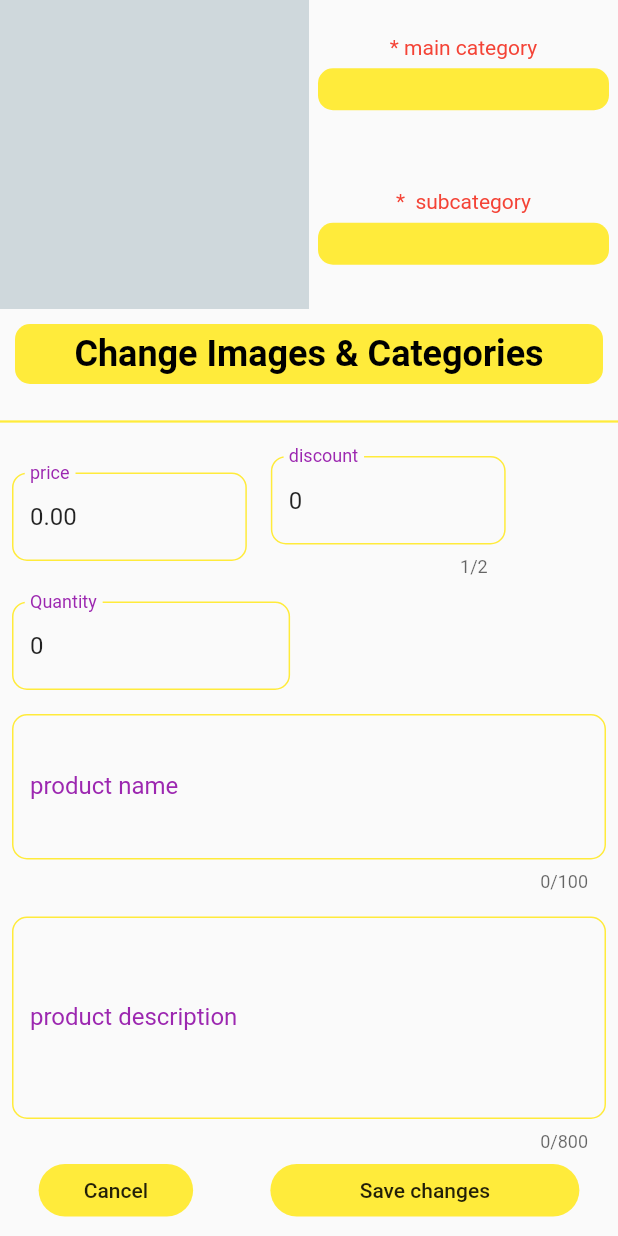
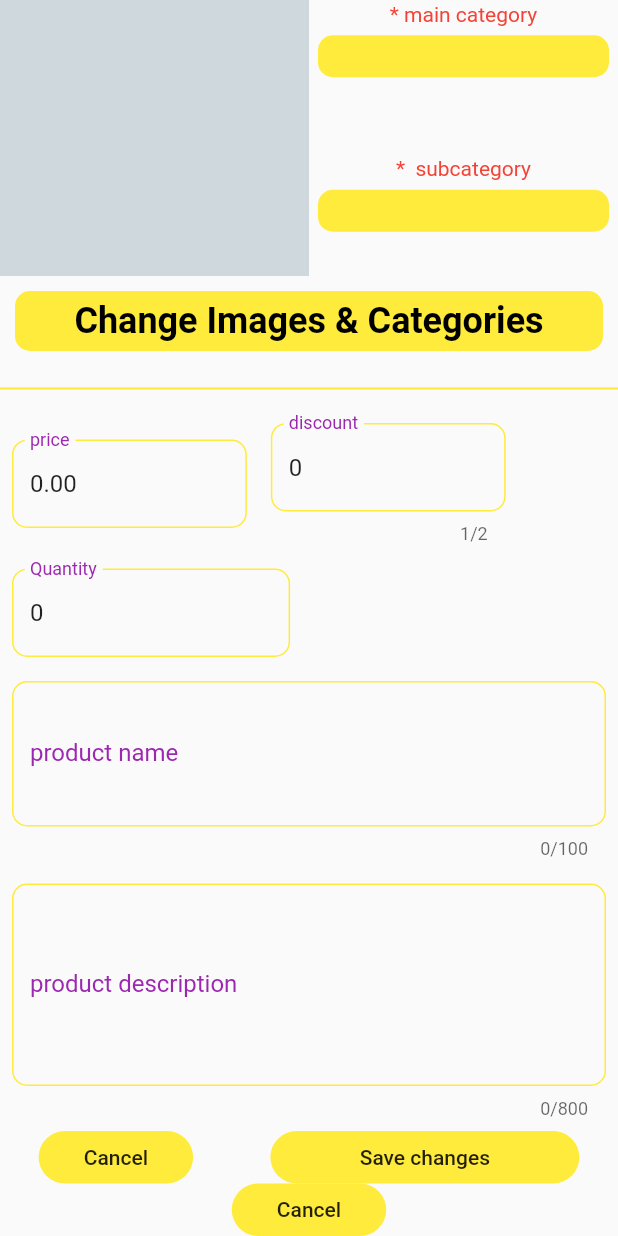
Before and after one commit to Haiatami/multi_store_app, a Flutter app: the EditProduct screen opened directly with empty values, on a phone screen of 412 x 824 dp. Run offline on Flutter 3.47's test engine with Material 2 defaults, Android fonts, the phone set to English and light mode, and no system bars; drawn by our look-alikes of expandable; our stand-ins replace animated_text_kit, badges, cloud_firestore, firebase_auth, firebase_core, firebase_storage and 6 more; missing offline and left inert: flutter_stripe, staggered_grid_view_flutter; accounts and stored records are empty; network calls fail.

```diff
--- a/lib/minor_screens/edit_products.dart
+++ b/lib/minor_screens/edit_products.dart
@@ -409,6 +409,8 @@ class _EditProductState extends State<EditProduct> {
                           )),
                     ),
                   ),
+                  Column(
+                    children: [
                       Row(
                         mainAxisAlignment: MainAxisAlignment.spaceAround,
                         children: [
@@ -424,6 +426,14 @@ class _EditProductState extends State<EditProduct> {
                                 saveChanges();
                               },
                               width: 0.5)
+                        ],
+                      ),
+                      YellowButton(
+                              label: 'Cancel',
+                              onPressed: () {
+                                Navigator.pop(context);
+                              },
+                              width: 0.25),
                     ],
                   ),
                 ],
```
Lines whose indentation alone changed are shown as unchanged.
